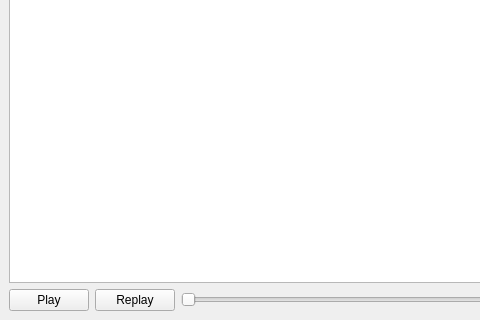
This is qtui/draft1.ui in AkanshGrover/SpeakToMe as Qt 5 draws it before an edit; both pictures show x 0 to 480 and y 280 to 600 of the 800 by 600 pixel window. The edited form follows.
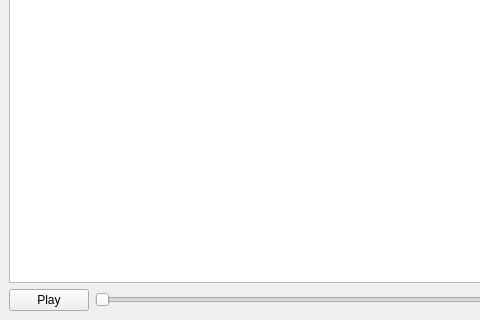
This is the edited form.

Commit message: Make pause button work

What changed in the file:
```diff
--- a/qtui/draft1.ui
+++ b/qtui/draft1.ui
@@ -40,13 +40,6 @@
           </property>
          </widget>
         </item>
-        <item>
-         <widget class="QPushButton" name="replaybtn">
-          <property name="text">
-           <string>Replay</string>
-          </property>
-         </widget>
-        </item>
         <item>
          <widget class="QSlider" name="positionmedia">
           <property name="orientation">
```
The commit also changes 2 other files.
